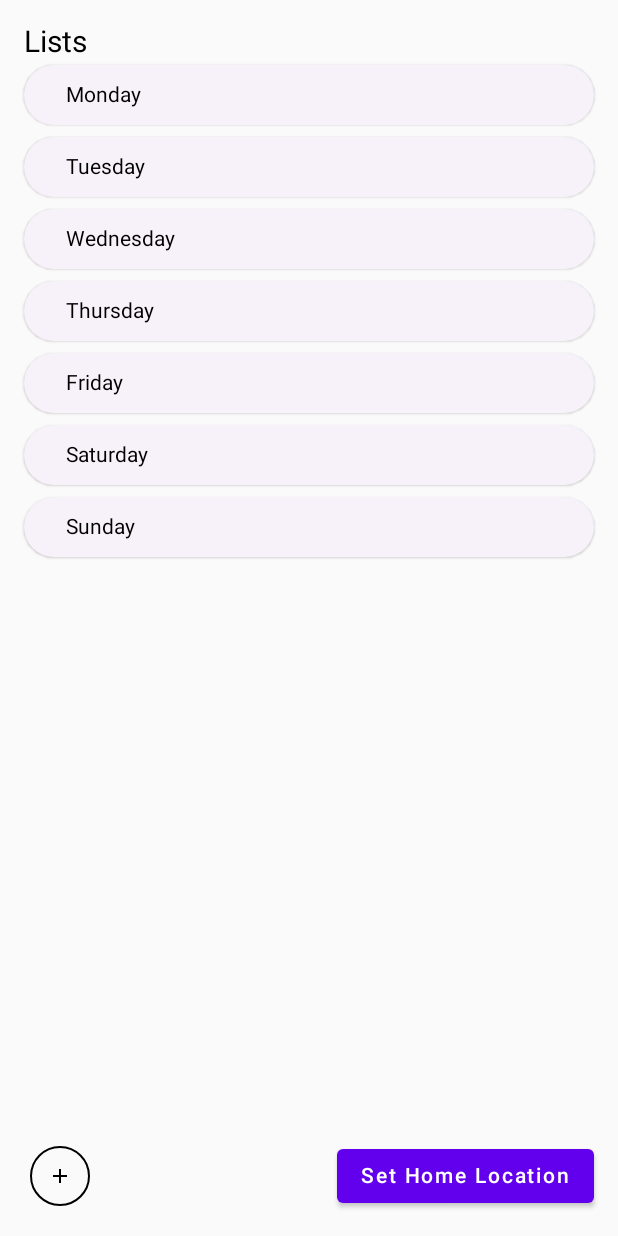
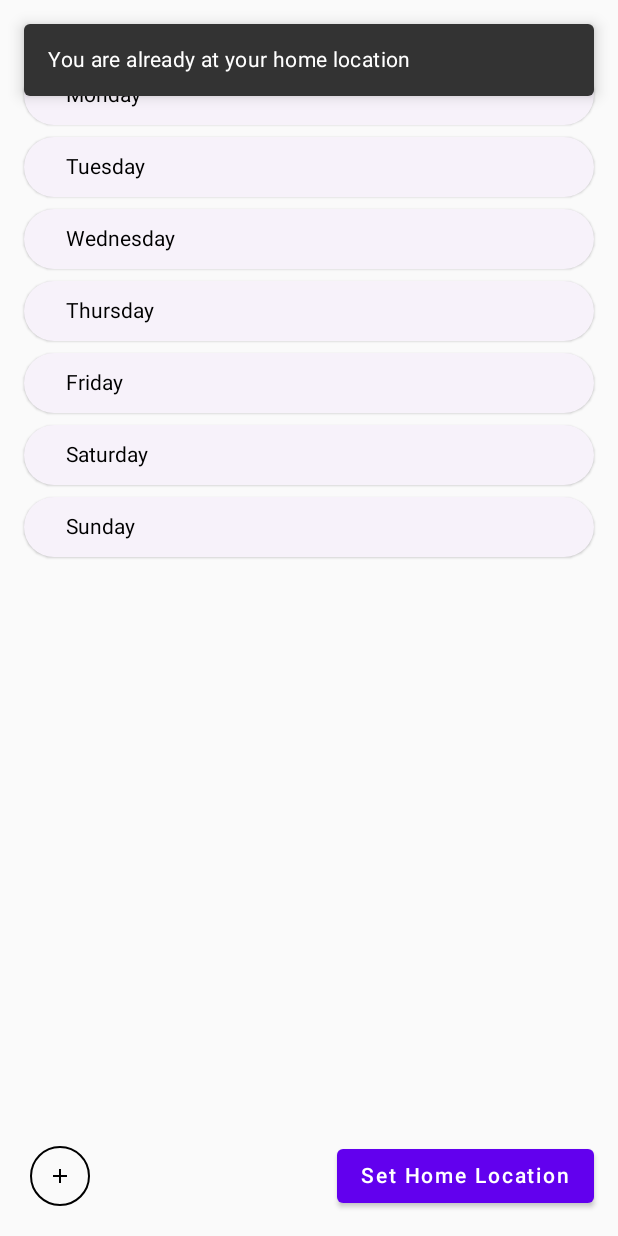
Before and after one commit to ice-cube-1/bag-packer-gcse, an Android app built with Jetpack Compose: the HomeScreen screen opened through its navigation route, after a tap on "Set Home Location", on a phone screen of 412 x 824 dp. Run offline under Robolectric (Android 15) with nearby library versions, the phone set to English and light mode, and no system bars; libraries missing offline, so code that uses them is left out: com.fasterxml.jackson.

Commit message:
snackbar working but reveals stuff about location permissions i need to recheck

```diff
--- a/app/src/main/java/com/example/a202310212/homeScreen.kt
+++ b/app/src/main/java/com/example/a202310212/homeScreen.kt
@@ -7,6 +7,7 @@ import androidx.compose.foundation.layout.Spacer
 import androidx.compose.foundation.layout.padding
 import androidx.compose.material.Button
 import androidx.compose.material.Icon
+import androidx.compose.material.Snackbar
 import androidx.compose.material.Text
 import androidx.compose.material.icons.Icons
 import androidx.compose.material.icons.filled.Add
@@ -18,11 +19,14 @@ import androidx.compose.runtime.getValue
 import androidx.compose.runtime.mutableIntStateOf
 import androidx.compose.runtime.mutableStateOf
 import androidx.compose.runtime.remember
+import androidx.compose.runtime.rememberCoroutineScope
 import androidx.compose.runtime.setValue
 import androidx.compose.ui.Modifier
 import androidx.compose.ui.unit.dp
 import androidx.compose.ui.unit.sp
 import androidx.navigation.NavController
+import kotlinx.coroutines.delay
+import kotlinx.coroutines.launch
 
 // screen that displays days of the week that when clicked display the list for that day
 // also has a + button to go to a page to add tasks
@@ -33,6 +37,9 @@ fun HomeScreen(prefs: Prefs, navigation: NavController) {
     // remember variables to refresh page
     var goAddTask by remember { mutableStateOf(false) }
     var goViewList by remember { mutableIntStateOf(-1) }
+    var snackbarVisible by remember { mutableStateOf(false) }
+    val coroutineScope = rememberCoroutineScope()
+    var snackbarMessage by remember { mutableStateOf("") }
     // navigates to list page passing the correct argument
     if (goViewList != -1) {
         LaunchedEffect(Unit) {
@@ -70,12 +77,34 @@ fun HomeScreen(prefs: Prefs, navigation: NavController) {
             }
             Spacer(modifier = Modifier.weight(1f))
             Button(onClick = {
+                snackbarMessage = if((kotlin.math.abs(prefs.latitude.toDouble() - prefs.latitudeCurrent) < 0.0005)
+                    && (kotlin.math.abs(prefs.longitude.toDouble() - prefs.longitudeCurrent) < 0.0005)) {
+                    "You are already at your home location"
+                } else if (prefs.latitudeCurrent.toDouble() == 0.0) {
+                    "Double check that your location is working"
+                } else {
+                    "Home location set"
+                }
                 prefs.latitude = prefs.latitudeCurrent
                 prefs.longitude = prefs.longitudeCurrent
+                snackbarVisible = true
+                coroutineScope.launch {
+                    delay(3000)
+                    snackbarVisible = false
+                }
                 Log.d(prefs.latitude.toString(), prefs.longitude.toString())
+
             }) {
                 Text("Set Home Location")
             }
         }
     }
+    if (snackbarVisible) {
+        Snackbar(
+            modifier = Modifier.padding(16.dp),
+            content = {
+                Text(snackbarMessage)
+            }
+        )
+    }
 }
```
